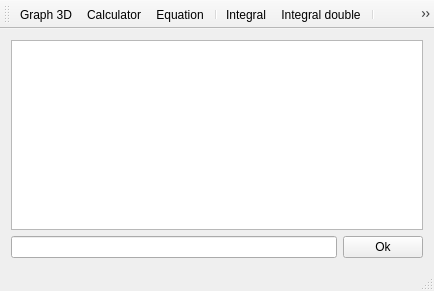
joaodeus/mathgraphica, file mainwindow.ui: the form before one commit.
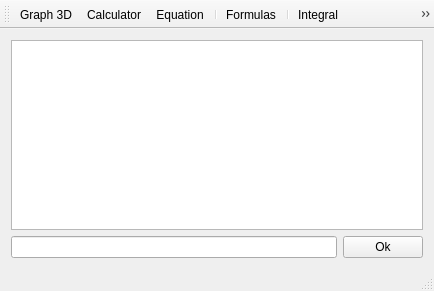
The form after the commit. Icons and pictures are not drawn.

Commit message: started the development of Formulas_gui

What changed in the file:
```diff
--- a/mainwindow.ui
+++ b/mainwindow.ui
@@ -65,6 +65,8 @@
    <addaction name="actionCalculator"/>
    <addaction name="actionEquation"/>
    <addaction name="separator"/>
+   <addaction name="actionFormulas"/>
+   <addaction name="separator"/>
    <addaction name="actionIntegral"/>
    <addaction name="actionIntegral_double"/>
    <addaction name="separator"/>
@@ -156,6 +158,15 @@
     <string>Matrix</string>
    </property>
   </action>
+  <action name="actionFormulas">
+   <property name="icon">
+    <iconset resource="mathgraphica.qrc">
+     <normaloff>:/images/images/formulas2.png</normaloff>:/images/images/formulas2.png</iconset>
+   </property>
+   <property name="text">
+    <string>Formulas</string>
+   </property>
+  </action>
  </widget>
  <layoutdefault spacing="6" margin="11"/>
  <resources>
```
The commit also changes 10 other files.
